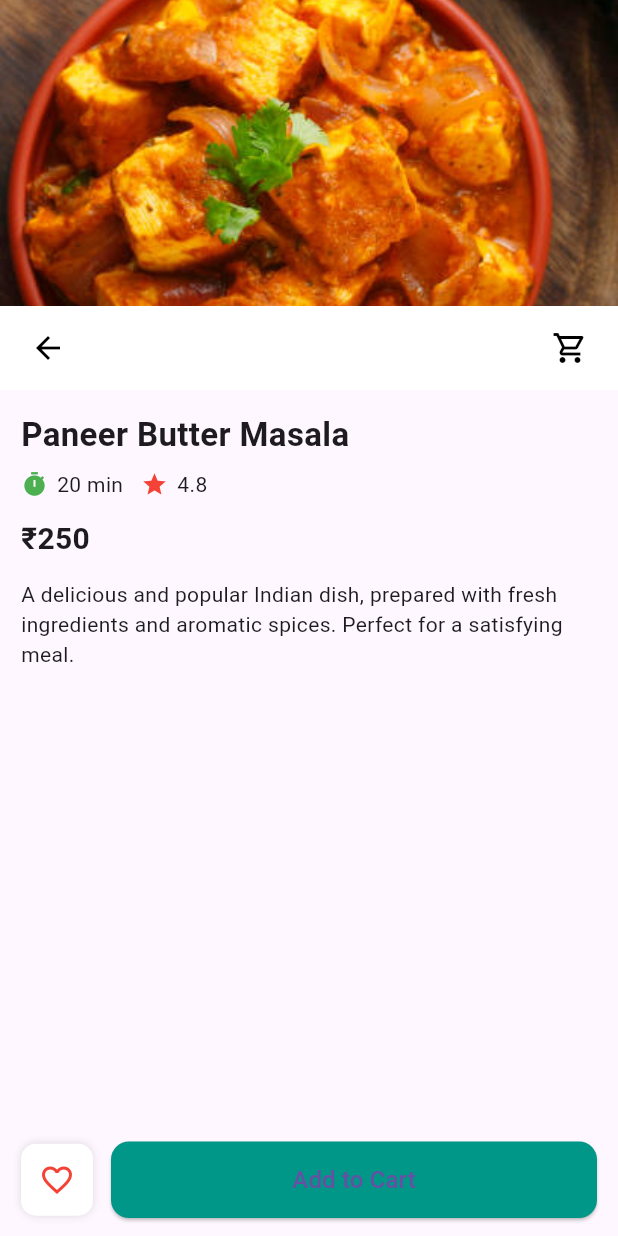
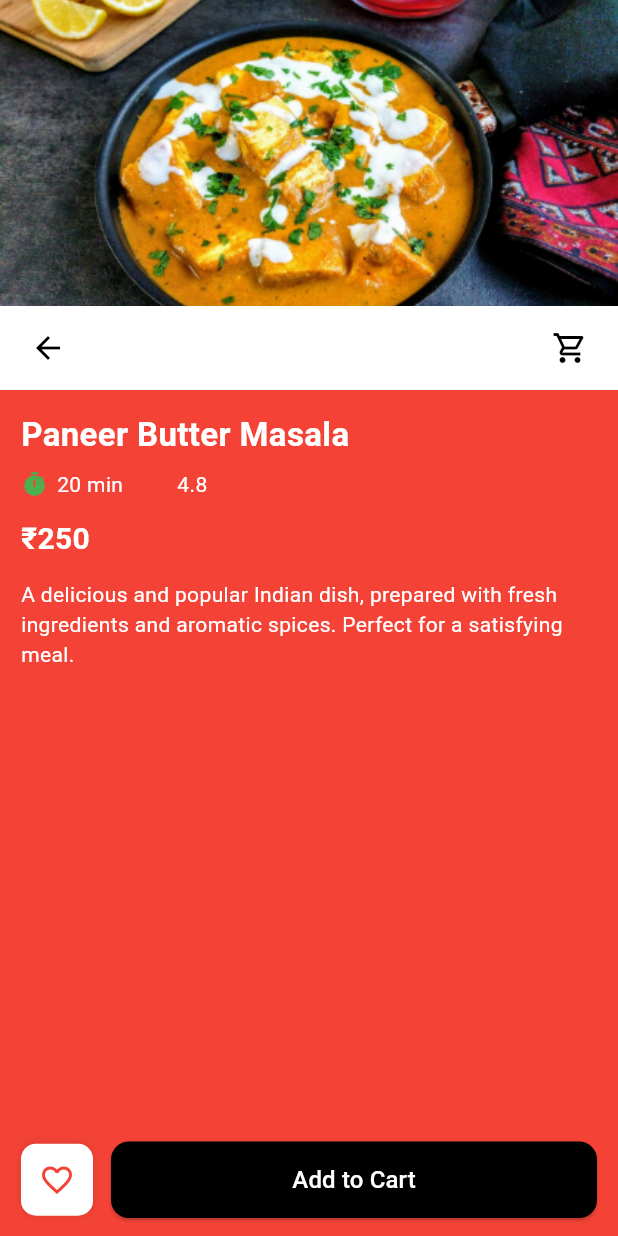
Before and after one commit to VivekRaja984/flutter-food-app, a Flutter app: the screen it shows after launch, after a tap on "Paneer Butter Masala", on a phone screen of 412 x 824 dp. Run offline on Flutter 3.47's test engine with Material 3 defaults, Android fonts, the phone set to English and light mode, and no system bars.

Commit message:
Updated menu screen layout

```diff
--- a/lib/details_screen.dart
+++ b/lib/details_screen.dart
@@ -58,25 +58,25 @@ class DetailsScreen extends StatelessWidget {
               child: Column(
                 crossAxisAlignment: CrossAxisAlignment.start,
                 children: [
-                  Text(dish['name']!, style: TextStyle(fontSize: 22, fontWeight: FontWeight.bold)),
+                  Text(dish['name']!, style: TextStyle(fontSize: 22, fontWeight: FontWeight.bold,color: Colors.white)),
                   SizedBox(height: 8),
                   Row(
                     children: [
                       Icon(Icons.timer, color: Colors.green, size: 18),
                       SizedBox(width: 6),
-                      Text(dish['time']!),
+                      Text(dish['time']!,style: TextStyle(color: Colors.white),),
                       SizedBox(width: 12),
                       Icon(Icons.star, color: Colors.red, size: 18),
                       SizedBox(width: 6),
-                      Text(dish['rating']!),
+                      Text(dish['rating']!,style: TextStyle(color: Colors.white),),
                     ],
                   ),
                   SizedBox(height: 12),
-                  Text(dish['price']!, style: TextStyle(fontSize: 20, fontWeight: FontWeight.bold)),
+                  Text(dish['price']!, style: TextStyle(fontSize: 20, fontWeight: FontWeight.bold,color: Colors.white)),
                   SizedBox(height: 12),
                   Text(
                     'A delicious and popular Indian dish, prepared with fresh ingredients and aromatic spices. Perfect for a satisfying meal.',
-                    style: TextStyle(fontSize: 14),
+                    style: TextStyle(fontSize: 14,color: Colors.white),
                   ),
                 ],
               ),
@@ -104,11 +104,11 @@ class DetailsScreen extends StatelessWidget {
                     child: ElevatedButton(
                       onPressed: () {},
                       style: ElevatedButton.styleFrom(
-                        backgroundColor: Colors.teal,
+                        backgroundColor: Colors.black,
                         padding: EdgeInsets.symmetric(vertical: 14),
                         shape: RoundedRectangleBorder(borderRadius: BorderRadius.circular(12)),
                       ),
-                      child: Text('Add to Cart', style: TextStyle(fontSize: 16)),
+                      child: Text('Add to Cart', style: TextStyle(fontSize: 16,color: Colors.white)),
                     ),
                   ),
                 ],
--- a/lib/main.dart
+++ b/lib/main.dart
@@ -10,6 +10,9 @@ class MyApp extends StatelessWidget {
   @override
   Widget build(BuildContext context) {
     return MaterialApp(
+      theme: ThemeData(
+        scaffoldBackgroundColor: Colors.red
+      ),
       debugShowCheckedModeBanner: false,
       home:menu_screen(),
 
--- a/lib/menu_screen.dart
+++ b/lib/menu_screen.dart
@@ -5,7 +5,7 @@ class menu_screen extends StatelessWidget {
   final List<Map<String, String>> dishes = [
     {
       'name': 'Paneer Butter Masala',
-      'image': 'assets/images/paneer.jpg',
+      'image': 'assets/images/paneer1.png',
       'time': '20 min',
       'rating': '4.8',
       'price': '₹250'
@@ -19,14 +19,14 @@ class menu_screen extends StatelessWidget {
     },
     {
       'name': 'Masala Dosa',
-      'image': 'assets/images/dosa.jpg',
+      'image': 'assets/images/dosa1.png',
       'time': '10 min',
       'rating': '4.7',
       'price': '₹120'
     },
     {
       'name': 'Gulab Jamun',
-      'image': 'assets/images/gulab.jpg',
+      'image': 'assets/images/gulab1.png',
       'time': '10 min',
       'rating': '4.9',
       'price': '₹150'
@@ -37,31 +37,41 @@ class menu_screen extends StatelessWidget {
   Widget build(BuildContext context) {
     return Scaffold(
       appBar: AppBar(
-        title: Text("Food Menu"),
-        backgroundColor: Colors.teal,
+        title: Text("Food Menu",style: TextStyle(color: Colors.white),),
+        backgroundColor: Colors.red,
       ),
       body: Column(
         children:[
-          Padding(
-            padding: const EdgeInsets.symmetric(horizontal: 20),
-            child: TextField(
-              decoration: InputDecoration(
-                hintText: "Search",
-                prefixIcon: Icon(Icons.search),
-                border: OutlineInputBorder(
-                  borderRadius: BorderRadius.circular(12),
+            Padding(
+              padding: const EdgeInsets.all(8.0),
+              child: Container(
+                decoration: BoxDecoration(
+                  color: Colors.white,borderRadius: BorderRadius.circular(16)
+                ),
+                child: TextField(
+                  decoration: InputDecoration(
+                    prefixIcon: Icon(Icons.search),
+                    hintText: 'search',
+                    enabledBorder: OutlineInputBorder(
+                      borderRadius: BorderRadius.circular(11),
+                        borderSide: BorderSide(color: Colors.white)
+                    ),
+                    focusedBorder: OutlineInputBorder(
+                      borderRadius: BorderRadius.circular(10),
+                      borderSide: BorderSide(color: Colors.white,width: 2)
+                    )
+                  ),
                 ),
               ),
             ),
-          ),
           Expanded(
             child: Container(
               margin: EdgeInsets.only(top: 16),
               padding: EdgeInsets.symmetric(horizontal: 16, vertical: 16),
-              color: Color(0xffB9D7D5),
+             // color: Color(0xffB9D7D5),
               child: GridView.count(
                 crossAxisCount: 2,
-                childAspectRatio: 1.8,
+                childAspectRatio: 1.0,
                 children: dishes.map((dish) {
                   return InkWell(
                     borderRadius: BorderRadius.circular(12),
```
Also changed, not shown: assets/images/dosa1.png (added), assets/images/gulab1.png (added), assets/images/paneer1.png (added).
